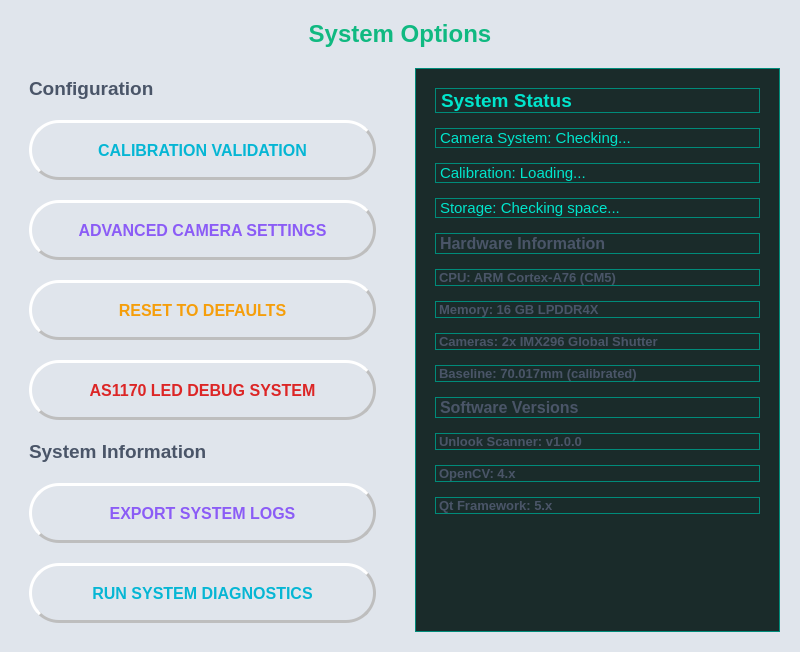
SupernovaIndustries/unlook-standalone, file src/gui/ui/options_widget.ui: the form before one commit.
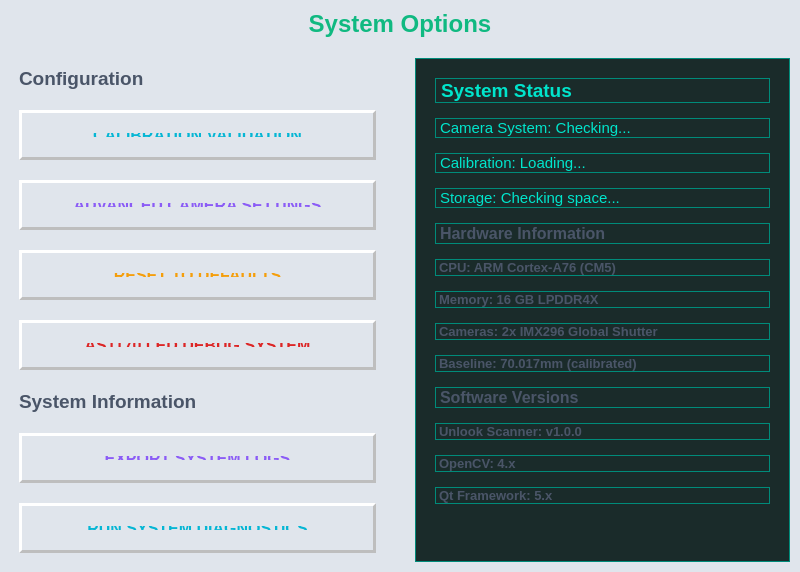
The form after the commit.

Commit message: GUI ADAPTATION: Optimize interface for 5-inch 800x400 touch display

What changed in the file:
```diff
--- a/src/gui/ui/options_widget.ui
+++ b/src/gui/ui/options_widget.ui
@@ -7,7 +7,7 @@
     <x>0</x>
     <y>0</y>
     <width>800</width>
-    <height>600</height>
+    <height>400</height>
    </rect>
   </property>
   <property name="windowTitle">
@@ -29,16 +29,16 @@
     <number>20</number>
    </property>
    <property name="leftMargin">
-    <number>20</number>
+    <number>10</number>
    </property>
    <property name="topMargin">
-    <number>20</number>
+    <number>10</number>
    </property>
    <property name="rightMargin">
-    <number>20</number>
+    <number>10</number>
    </property>
    <property name="bottomMargin">
-    <number>20</number>
+    <number>10</number>
    </property>
    <item>
     <widget class="QLabel" name="title_label">
@@ -97,8 +97,8 @@
           </property>
           <property name="minimumSize">
            <size>
-            <width>250</width>
-            <height>60</height>
+            <width>220</width>
+            <height>50</height>
            </size>
           </property>
           <property name="font">
@@ -152,8 +152,8 @@
           </property>
           <property name="minimumSize">
            <size>
-            <width>250</width>
-            <height>60</height>
+            <width>220</width>
+            <height>50</height>
            </size>
           </property>
           <property name="font">
@@ -207,8 +207,8 @@
           </property>
           <property name="minimumSize">
            <size>
-            <width>250</width>
-            <height>60</height>
+            <width>220</width>
+            <height>50</height>
            </size>
           </property>
           <property name="font">
@@ -262,8 +262,8 @@
           </property>
           <property name="minimumSize">
            <size>
-            <width>250</width>
-            <height>60</height>
+            <width>220</width>
+            <height>50</height>
            </size>
           </property>
           <property name="font">
@@ -335,8 +335,8 @@
           </property>
           <property name="minimumSize">
            <size>
-            <width>250</width>
-            <height>60</height>
+            <width>220</width>
+            <height>50</height>
            </size>
           </property>
           <property name="font">
@@ -390,8 +390,8 @@
           </property>
           <property name="minimumSize">
            <size>
-            <width>250</width>
-            <height>60</height>
+            <width>220</width>
+            <height>50</height>
            </size>
           </property>
           <property name="font">
```
The commit also changes 3 other files.
